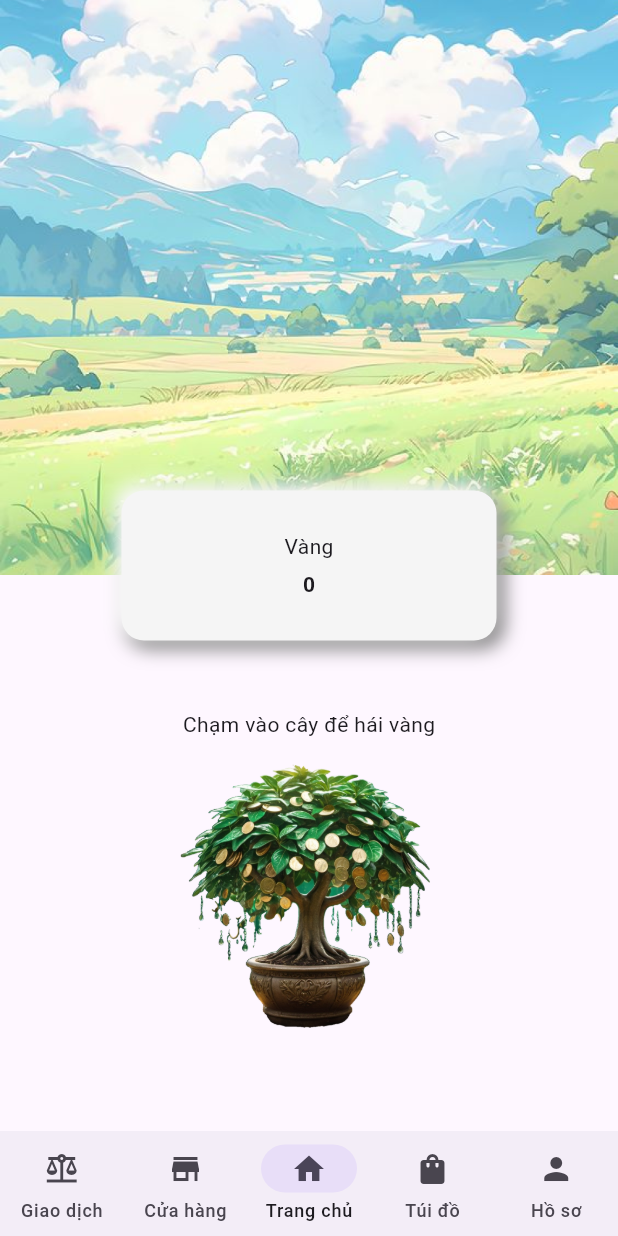
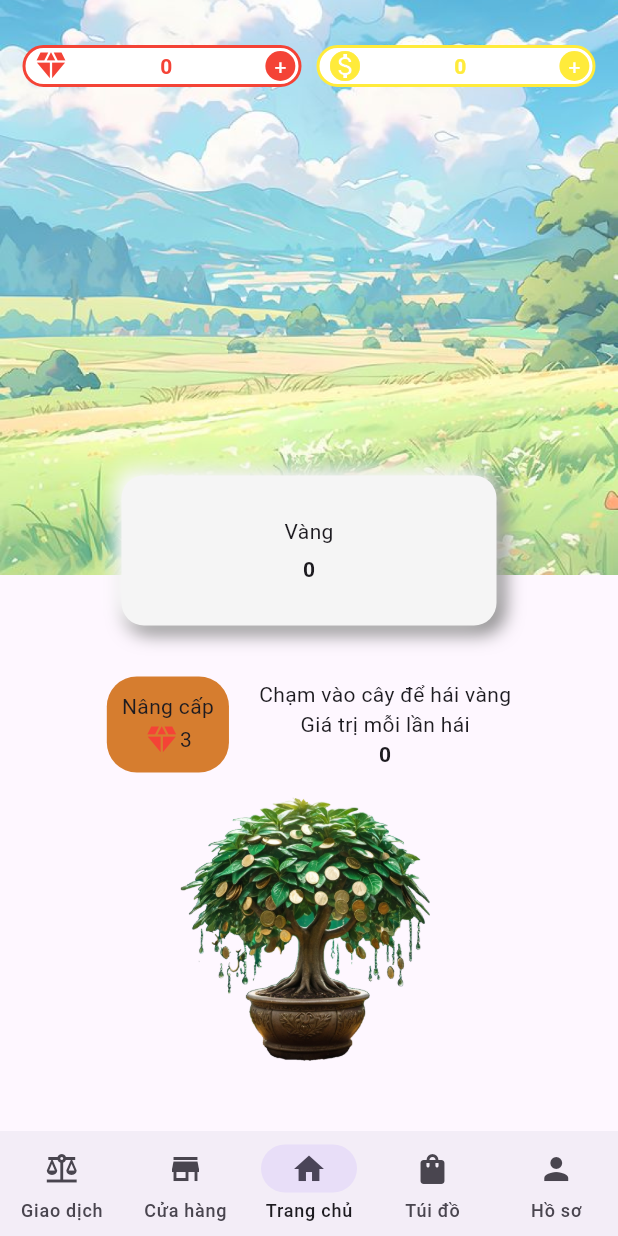
Before and after one commit to TranDangKhoaID/gif_collection, a Flutter app: the screen it shows after launch, after a tap on "Tạo", on a phone screen of 412 x 824 dp. Run offline on Flutter 3.47's test engine with Material 3 defaults, Android fonts, the phone set to English and light mode, and no system bars; our stand-ins replace cached_network_image, flutter_spinkit, get, get_it, google_fonts, injectable and 3 more; accounts and stored records are empty; network calls fail.

Commit message:
add money coin

```diff
--- a/lib/main.dart
+++ b/lib/main.dart
@@ -1,9 +1,15 @@
+import 'package:flutter/services.dart';
 import 'package:tikimon_collection/locator.dart';
 import 'package:tikimon_collection/my_app.dart';
 import 'package:flutter/material.dart';
 
 void main() async {
   WidgetsFlutterBinding.ensureInitialized();
+  // Giới hạn chỉ cho màn hình dọc
+  await SystemChrome.setPreferredOrientations([
+    DeviceOrientation.portraitUp,
+    DeviceOrientation.portraitDown,
+  ]);
   configureDependencies();
   runApp(const MyApp());
 }
--- a/lib/screens/home/controller/home_controller.dart
+++ b/lib/screens/home/controller/home_controller.dart
@@ -1,5 +1,6 @@
 import 'dart:async';
 
+import 'package:get/get_rx/get_rx.dart';
 import 'package:tikimon_collection/common/share_obs.dart';
 import 'package:tikimon_collection/locator.dart';
 import 'package:tikimon_collection/models/user_model.dart';
@@ -12,10 +13,23 @@ import 'package:get/get.dart';
 class HomeController extends GetxController {
   /// MARK: - Initials;
   final appPrefs = locator<AppPreference>();
-  //UserModel user = UserModel();
+  RxInt coin = ShareObs.coin;
+  RxInt ruby = ShareObs.ruby;
+  RxInt moneyCoin = ShareObs.moneyCoin;
 
   Future<void> addCoin() async {
-    ShareObs.coin.value += ShareObs.moneyCoin.value;
-    await appPrefs.saveCoin(coin: ShareObs.coin.value);
+    coin.value += moneyCoin.value;
+    await appPrefs.saveCoin(coin: coin.value);
+  }
+
+  Future<void> upgradeMoneyCoin() async {
+    if (ruby.value < 3) {
+      print('Ko du ruby');
+      return;
+    }
+    moneyCoin.value += 2610;
+    ruby.value = ruby.value - 3;
+    await appPrefs.saveRuby(ruby: ruby.value);
+    await appPrefs.saveMoneyCoin(mCoin: moneyCoin.value);
   }
 }
--- a/lib/screens/home/home_screen.dart
+++ b/lib/screens/home/home_screen.dart
@@ -1,3 +1,4 @@
+import 'package:tikimon_collection/common/share_colors.dart';
 import 'package:tikimon_collection/common/share_obs.dart';
 import 'package:tikimon_collection/extensions/string.dart';
 import 'package:tikimon_collection/models/user_model.dart';
@@ -5,6 +6,7 @@ import 'package:tikimon_collection/screens/home/controller/home_controller.dart'
 import 'package:tikimon_collection/storage/app_preference.dart';
 import 'package:flutter/material.dart';
 import 'package:get/get.dart';
+import 'package:tikimon_collection/widgets/money_app_bar_widget.dart';
 
 class HomeScreen extends StatefulWidget {
   const HomeScreen({super.key});
@@ -15,6 +17,7 @@ class HomeScreen extends StatefulWidget {
 
 class _HomeScreenState extends State<HomeScreen> {
   final _controller = Get.put(HomeController());
+  //
 
   @override
   Widget build(BuildContext context) {
@@ -33,8 +36,15 @@ class _HomeScreenState extends State<HomeScreen> {
                 fit: BoxFit.cover,
               ),
             ),
+            Positioned(
+              top: 0,
+              left: 0,
+              right: 0,
+              child: Obx(() => _buildHeaderCurrency()),
+            ),
             Center(
               child: Container(
+                margin: EdgeInsets.only(bottom: 20),
                 alignment: Alignment.center,
                 decoration: BoxDecoration(
                   color: Colors.grey.shade100,
@@ -83,13 +93,57 @@ class _HomeScreenState extends State<HomeScreen> {
               child: Column(
                 mainAxisAlignment: MainAxisAlignment.center,
                 children: [
-                  Text('Chạm vào cây để hái vàng'),
-                  GestureDetector(
+                  Row(
+                    mainAxisAlignment: MainAxisAlignment.center,
+                    children: [
+                      GestureDetector(
+                        onTap: () {
+                          _controller.upgradeMoneyCoin();
+                        },
+                        child: Container(
+                          padding: EdgeInsets.all(10),
+                          decoration: BoxDecoration(
+                            borderRadius: BorderRadius.circular(20),
+                            color: ShareColors.kPrimaryColor,
+                          ),
+                          child: Column(
+                            children: [
+                              Text('Nâng cấp'),
+                              Row(
+                                children: [
+                                  Icon(
+                                    Icons.diamond,
+                                    color: Colors.red,
+                                  ),
+                                  Text('3'),
+                                ],
+                              ),
+                            ],
+                          ),
+                        ),
+                      ),
+                      const SizedBox(width: 20),
+                      Column(
+                        children: [
+                          Text('Chạm vào cây để hái vàng'),
+                          Text('Giá trị mỗi lần hái'),
+                          Obx(
+                            () => Text(
+                              ShareObs.moneyCoin.value.toString(),
+                              style: TextStyle(
+                                fontWeight: FontWeight.bold,
+                              ),
+                            ),
+                          ),
+                        ],
+                      ),
+                    ],
+                  ),
+                  InkWell(
                     onTap: () {
                       _controller.addCoin();
                     },
                     child: Image.asset(
-                      //height: 150,
                       width: 200,
                       'assets/images/money_three.png',
                       fit: BoxFit.cover,
@@ -103,4 +157,31 @@ class _HomeScreenState extends State<HomeScreen> {
       ),
     );
   }
+
+  Widget _buildHeaderCurrency() {
+    return Padding(
+      padding: const EdgeInsets.only(right: 15, left: 15, top: 30),
+      child: Row(
+        children: [
+          Expanded(
+            child: MoneyAppBarWidget(
+              icon: Icons.diamond,
+              money: ShareObs.ruby.value,
+              color: ShareColors.kColorRuby,
+            ),
+          ),
+          SizedBox(
+            width: 10,
+          ),
+          Expanded(
+            child: MoneyAppBarWidget(
+              icon: Icons.monetization_on,
+              money: ShareObs.coin.value,
+              color: ShareColors.kColorCoin,
+            ),
+          ),
+        ],
+      ),
+    );
+  }
 }
--- a/lib/screens/splash/cubit/splash_controller.dart
+++ b/lib/screens/splash/cubit/splash_controller.dart
@@ -16,6 +16,7 @@ class SplashController extends GetxController {
     final isLoggedIn = await prefs.isLoggedIn();
     ShareObs.ruby.value = await prefs.getRuby();
     ShareObs.coin.value = await prefs.getCoin();
+    ShareObs.moneyCoin.value = await prefs.getMoneyCoin();
     ShareObs.isLoggedIn.value = isLoggedIn;
     if (isLoggedIn) {
       final user = await prefs.getUser();
--- a/lib/storage/app_preference.dart
+++ b/lib/storage/app_preference.dart
@@ -47,6 +47,19 @@ class AppPreference {
     return pref.getInt(AppPreferenceKey.kCoin) ?? 0;
   }
 
+  //money three
+  Future<void> saveMoneyCoin({
+    required int mCoin,
+  }) async {
+    final pref = await SharedPreferences.getInstance();
+    pref.setInt(AppPreferenceKey.kMoneyCoin, mCoin);
+  }
+
+  Future<int> getMoneyCoin() async {
+    final pref = await SharedPreferences.getInstance();
+    return pref.getInt(AppPreferenceKey.kMoneyCoin) ?? 0;
+  }
+
   /// Check is logged in
   Future<bool> isLoggedIn() async {
     final user = await getUser();
@@ -66,6 +79,7 @@ class AppPreferenceKey {
   static const String kUser = 'user';
   static const String kRuby = 'ruby';
   static const String kCoin = 'coin';
+  static const String kMoneyCoin = 'money_coin';
   static const String kFirstRun = 'first_run';
   static const String kDomain = 'domain';
   static const String kCustomerInfo = 'customer_info';
--- a/lib/widgets/money_app_bar_widget.dart
+++ b/lib/widgets/money_app_bar_widget.dart
@@ -17,6 +17,7 @@ class MoneyAppBarWidget extends StatelessWidget {
   Widget build(BuildContext context) {
     return Container(
       decoration: BoxDecoration(
+        color: Colors.white,
         border: Border.all(
           color: color,
           width: 2,
```
